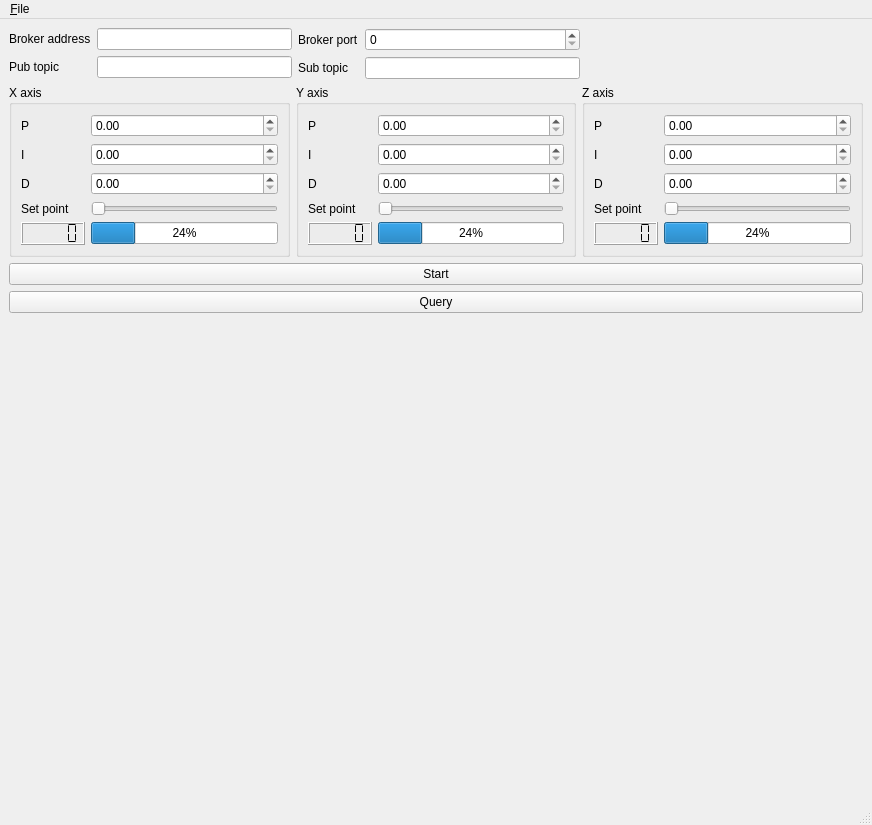
Old version of the form mainwindow.ui in the repository pbosetti/machine_sim.
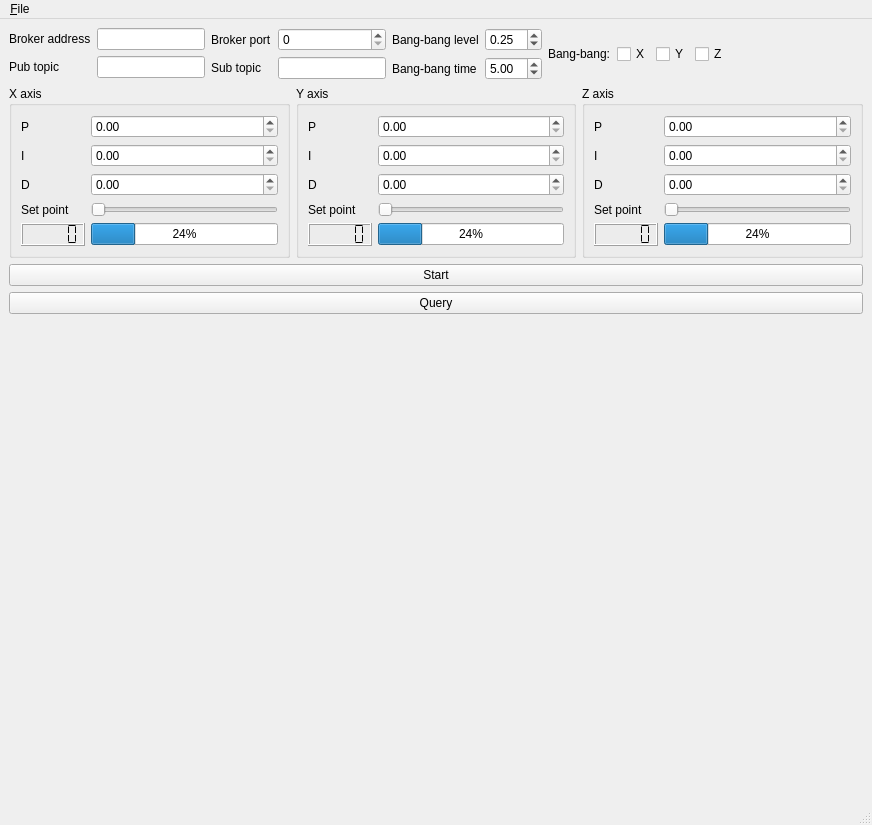
New version of the form. Custom widgets are drawn as their Qt base class.

Commit message: Fixed data clean up on start

The edit to the form file:
```diff
--- a/mainwindow.ui
+++ b/mainwindow.ui
@@ -69,6 +69,84 @@
         </item>
        </layout>
       </item>
+      <item>
+       <layout class="QFormLayout" name="formLayout_3">
+        <item row="0" column="0">
+         <widget class="QLabel" name="label_17">
+          <property name="text">
+           <string>Bang-bang level</string>
+          </property>
+         </widget>
+        </item>
+        <item row="0" column="1">
+         <widget class="QDoubleSpinBox" name="bangBangLevel">
+          <property name="minimum">
+           <double>0.000000000000000</double>
+          </property>
+          <property name="maximum">
+           <double>0.500000000000000</double>
+          </property>
+          <property name="singleStep">
+           <double>0.050000000000000</double>
+          </property>
+          <property name="value">
+           <double>0.250000000000000</double>
+          </property>
+         </widget>
+        </item>
+        <item row="1" column="0">
+         <widget class="QLabel" name="label_18">
+          <property name="text">
+           <string>Bang-bang time</string>
+          </property>
+         </widget>
+        </item>
+        <item row="1" column="1">
+         <widget class="QDoubleSpinBox" name="bangBangTime">
+          <property name="minimum">
+           <double>1.000000000000000</double>
+          </property>
+          <property name="maximum">
+           <double>50.000000000000000</double>
+          </property>
+          <property name="singleStep">
+           <double>0.500000000000000</double>
+          </property>
+          <property name="value">
+           <double>5.000000000000000</double>
+          </property>
+         </widget>
+        </item>
+       </layout>
+      </item>
+      <item>
+       <widget class="QLabel" name="label_19">
+        <property name="text">
+         <string>Bang-bang:</string>
+        </property>
+       </widget>
+      </item>
+      <item>
+       <widget class="QCheckBox" name="bangBangX">
+        <property name="text">
+         <string>X</string>
+        </property>
+       </widget>
+      </item>
+      <item>
+       <widget class="QCheckBox" name="bangBangY">
+        <property name="text">
+         <string>Y</string>
+        </property>
+       </widget>
+      </item>
+      <item>
+       <widget class="QCheckBox" name="bangBangZ">
+        <property name="text">
+         <string>Z</string>
+        </property>
+       </widget>
+      </item>
       <item>
        <spacer name="horizontalSpacer">
         <property name="orientation">
```
The commit also changes 2 other files.
